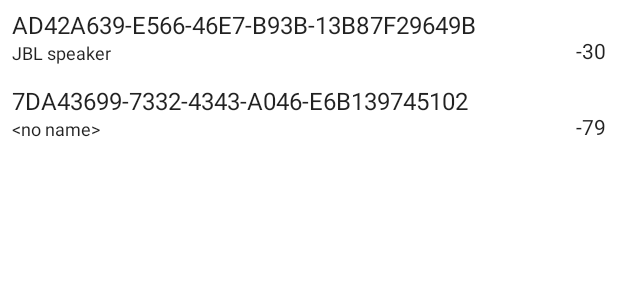
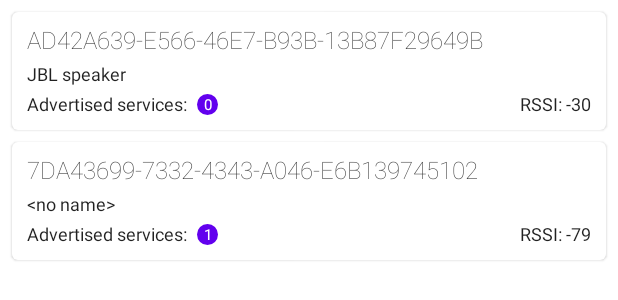
Before and after one commit to ivanpondal/bluesteel, an Android app built with Jetpack Compose: the @Preview function DeviceListPreview, on a phone screen of 412 x 824 dp. Shown: the top 300 px of the screen. Run offline under Robolectric (Android 15) with nearby library versions, the phone set to English and light mode, and no system bars.

Commit message:
Add ui changes to list

```diff
--- a/android-app/app/build.gradle
+++ b/android-app/app/build.gradle
@@ -4,12 +4,12 @@ plugins {
 }
 
 android {
-    compileSdk 31
+    compileSdk 33
 
     defaultConfig {
         applicationId "com.example.blescanner"
         minSdk 21
-        targetSdk 29
+        targetSdk 33
         versionCode 1
         versionName "1.0"
 
--- a/android-app/app/src/main/java/com/example/blescanner/MainActivity.kt
+++ b/android-app/app/src/main/java/com/example/blescanner/MainActivity.kt
@@ -11,10 +11,13 @@ import androidx.activity.ComponentActivity
 import androidx.activity.compose.setContent
 import androidx.activity.result.contract.ActivityResultContracts
 import androidx.activity.viewModels
+import androidx.compose.foundation.background
 import androidx.compose.foundation.clickable
 import androidx.compose.foundation.layout.*
 import androidx.compose.foundation.lazy.LazyColumn
 import androidx.compose.foundation.lazy.items
+import androidx.compose.foundation.shape.CircleShape
+import androidx.compose.material.Card
 import androidx.compose.material.MaterialTheme
 import androidx.compose.material.Surface
 import androidx.compose.material.Text
@@ -22,6 +25,8 @@ import androidx.compose.runtime.Composable
 import androidx.compose.runtime.collectAsState
 import androidx.compose.ui.Alignment
 import androidx.compose.ui.Modifier
+import androidx.compose.ui.draw.clip
+import androidx.compose.ui.text.font.FontWeight
 import androidx.compose.ui.text.style.TextAlign
 import androidx.compose.ui.tooling.preview.Preview
 import androidx.compose.ui.unit.dp
@@ -70,6 +75,7 @@ class MainActivity : ComponentActivity() {
                     val bluetoothDevices = bleViewModel.bluetoothDevices.collectAsState(
                         emptyList()
                     )
+
                     NavHost(navController = navController, startDestination = "scanner") {
                         composable("scanner") {
                             DeviceList(
@@ -125,18 +131,45 @@ class MainActivity : ComponentActivity() {
 
 @Composable
 fun DeviceRow(device: BluetoothDevice, onNavigateToDevice: (deviceId: String) -> Unit) {
-    Column(modifier = Modifier
-        .padding(8.dp)
-        .clickable { onNavigateToDevice(device.id) }) {
-        Text(text = device.id, fontSize = 16.sp)
-        Row(verticalAlignment = Alignment.Bottom) {
-            Text(text = device.name ?: "<no name>", fontSize = 12.sp)
+    Card(modifier = Modifier.clickable { onNavigateToDevice(device.id) }) {
+        Column(
+            modifier = Modifier
+                .padding(10.dp)
+        ) {
+            Text(text = device.id, fontSize = 16.sp, fontWeight = FontWeight.ExtraLight)
+            Spacer(modifier = Modifier.size(6.dp))
             Text(
-                modifier = Modifier.fillMaxWidth(),
-                textAlign = TextAlign.Right,
-                text = device.rssi.toString(),
-                fontSize = 14.sp
+                text = device.name ?: "<no name>",
+                fontSize = 12.sp,
             )
+            Spacer(modifier = Modifier.size(6.dp))
+            Row(verticalAlignment = Alignment.Bottom) {
+                Text(
+                    text = "Advertised services:",
+                    fontSize = 12.sp,
+                )
+                Spacer(modifier = Modifier.size(6.dp))
+                Box(
+                    modifier = Modifier
+                        .clip(CircleShape)
+                        .size(14.dp)
+                        .background(color = MaterialTheme.colors.primary),
+                    contentAlignment = Alignment.Center
+                ) {
+                    Text(
+                        text = device.advertisements.size.toString(),
+                        fontSize = 10.sp,
+                        color = MaterialTheme.colors.onPrimary,
+                        textAlign = TextAlign.Center,
+                    )
+                }
+                Text(
+                    modifier = Modifier.fillMaxWidth(),
+                    textAlign = TextAlign.Right,
+                    text = "RSSI: ${device.rssi}",
+                    fontSize = 12.sp
+                )
+            }
         }
     }
 }
@@ -153,7 +186,10 @@ fun DeviceRowPreview() {
 fun DeviceList(
     devices: List<BluetoothDevice>, onNavigateToDevice: (deviceId: String) -> Unit,
 ) {
-    LazyColumn {
+    LazyColumn(
+        verticalArrangement = Arrangement.spacedBy(8.dp),
+        contentPadding = PaddingValues(8.dp)
+    ) {
         items(devices, key = { it.id }) {
             DeviceRow(device = it, onNavigateToDevice = onNavigateToDevice)
         }
```
